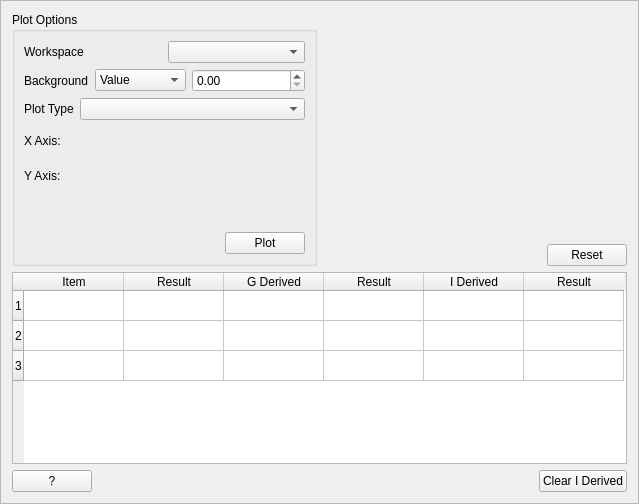
Old version of the form Code/Mantid/MantidQt/CustomInterfaces/inc/MantidQtCustomInterfaces/SANSPlotSpecial.ui in the repository mantidproject/mantid.
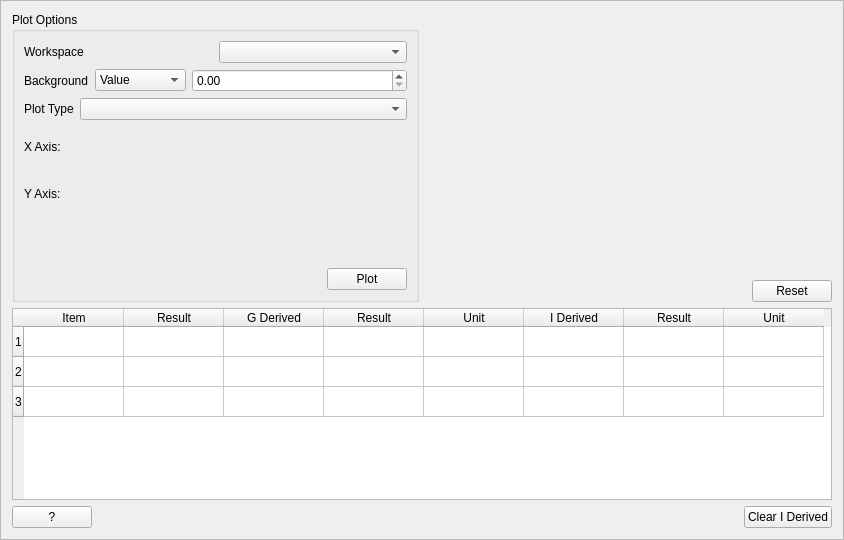
New version of the form. Custom widgets are drawn as their Qt base class.

Commit message: refs #2197 - isis sans display tab - prevent an unhandled exception, add unit labels.

```diff
--- a/Code/Mantid/MantidQt/CustomInterfaces/inc/MantidQtCustomInterfaces/SANSPlotSpecial.ui
+++ b/Code/Mantid/MantidQt/CustomInterfaces/inc/MantidQtCustomInterfaces/SANSPlotSpecial.ui
@@ -5,8 +5,8 @@
    <rect>
     <x>0</x>
     <y>0</y>
-    <width>639</width>
-    <height>504</height>
+    <width>844</width>
+    <height>540</height>
    </rect>
   </property>
   <property name="windowTitle" >
@@ -302,7 +302,7 @@
       <number>3</number>
      </property>
      <property name="columnCount" >
-      <number>6</number>
+      <number>8</number>
      </property>
      <row/>
      <row/>
@@ -327,6 +327,11 @@
        <string>Result</string>
       </property>
      </column>
+     <column>
+      <property name="text" >
+       <string>Unit</string>
+      </property>
+     </column>
      <column>
       <property name="text" >
        <string>I Derived</string>
@@ -337,6 +342,11 @@
        <string>Result</string>
       </property>
      </column>
+     <column>
+      <property name="text" >
+       <string>Unit</string>
+      </property>
+     </column>
     </widget>
    </item>
    <item>
```
Left out of the diff: 2 changed lines with no effect on the pictures. The commit also changes 2 other files.
